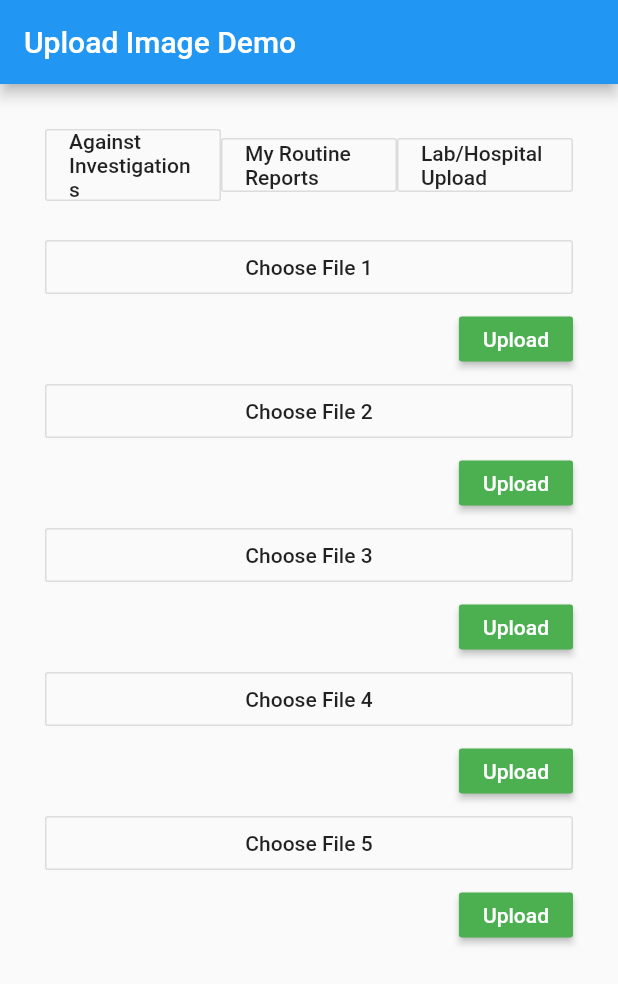
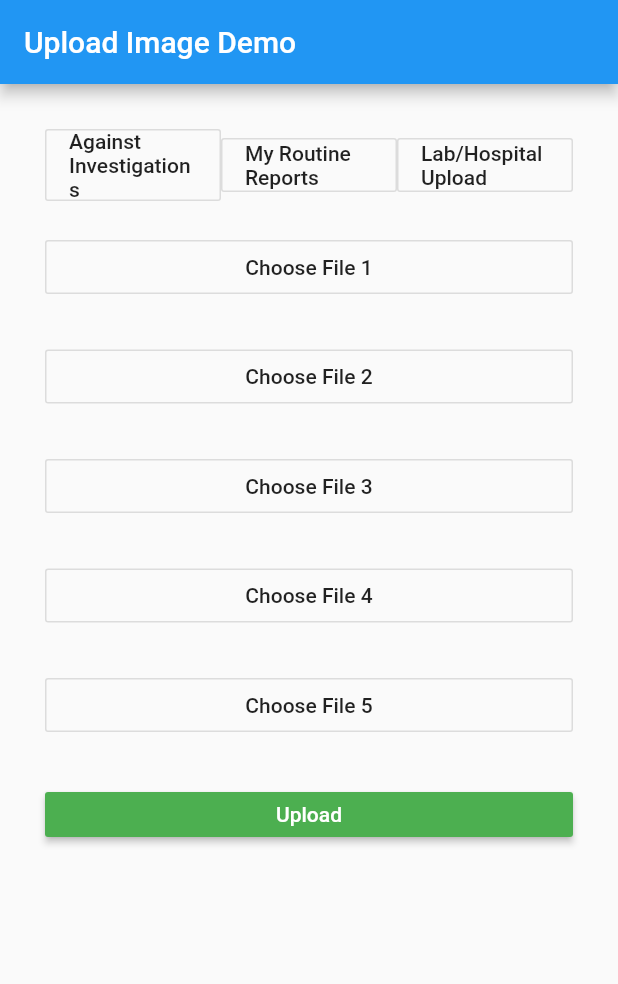
Before and after one commit to kurzekar-rohit/Upload_Image_ToServer_Flutter, a Flutter app: the screen it shows after launch, on a phone screen of 412 x 824 dp. Shown: the top 984 px of the screen. Run offline on Flutter 3.47's test engine with Material 2 defaults, Android fonts, the phone set to English and light mode, and no system bars; our stand-ins replace file_picker, image_picker.

Commit message:
Keep only one Upload button and added async await

```diff
--- a/lib/main.dart
+++ b/lib/main.dart
@@ -55,7 +55,10 @@ class UploadImageDemoState extends State<UploadImageDemo> {
       file_size5;
   File files1, files2, files3, files4, files5;
   chooseImage_1() async {
-    FilePickerResult result = await FilePicker.platform.pickFiles();
+    FilePickerResult result = await FilePicker.platform.pickFiles(
+        // type: FileType.custom,
+        // allowedExtensions: ['jpg', 'pdf', 'doc', 'mpeg'],
+        );
     if (result != null) {
       files1 = File(result.files.single.path);
       print('This is main Files 1 : $files');
@@ -76,6 +79,8 @@ class UploadImageDemoState extends State<UploadImageDemo> {
 
         // uploadImage1(files1.path);
       }
+    } else {
+      print('This is error 1: $errMessage');
     }
 
     setStatus1('');
@@ -103,6 +108,8 @@ class UploadImageDemoState extends State<UploadImageDemo> {
 
         // uploadImage2(files2.path);
       }
+    } else {
+      print('This is error 2: $errMessage');
     }
 
     setStatus2('');
@@ -131,6 +138,8 @@ class UploadImageDemoState extends State<UploadImageDemo> {
 
         // uploadImage3(files4.path);
       }
+    } else {
+      print('This is error 3: $errMessage');
     }
 
     setStatus3('');
@@ -159,6 +168,8 @@ class UploadImageDemoState extends State<UploadImageDemo> {
 
         // uploadImage4(files4.path);
       }
+    } else {
+      print('This is error 4: $errMessage');
     }
 
     setStatus4('');
@@ -187,6 +198,8 @@ class UploadImageDemoState extends State<UploadImageDemo> {
 
         // uploadImage5(files5.path);
       }
+    } else {
+      print('This is error 5: $errMessage');
     }
 
     setStatus5('');
@@ -247,15 +260,52 @@ class UploadImageDemoState extends State<UploadImageDemo> {
   // upload(fileName);
   // uploadFile();
   // }
-  startUpload_1() {
+  startUpload_1() async {
+    // setState(() {
+    //   _progressBarActive1 = true;
+    // });
+    if (files1 != null) {
       setState(() {
         _progressBarActive1 = true;
       });
-
       fileName1 = files1.path.split('/').last;
       print('This is fileName 1: ${files1.path}');
+      await uploadImage1(files1.path);
+    }
 
-    uploadImage1(files1.path);
+    if (files2 != null) {
+      setState(() {
+        _progressBarActive2 = true;
+      });
+      fileName2 = files2.path.split('/').last;
+      print('This is fileName 2: ${files2.path}');
+      await uploadImage2(files2.path);
+    }
+
+    if (files3 != null) {
+      setState(() {
+        _progressBarActive3 = true;
+      });
+      fileName3 = files3.path.split('/').last;
+      print('This is fileName 3: ${files3.path}');
+      await uploadImage3(files3.path);
+    }
+    if (files4 != null) {
+      setState(() {
+        _progressBarActive4 = true;
+      });
+      fileName4 = files4.path.split('/').last;
+      print('This is fileName 4: ${files4.path}');
+      await uploadImage4(files4.path);
+    }
+    if (files5 != null) {
+      setState(() {
+        _progressBarActive5 = true;
+      });
+      fileName5 = files5.path.split('/').last;
+      print('This is fileName 5: ${files5.path}');
+      await uploadImage5(files5.path);
+    }
   }
 
   startUpload_2() {
@@ -265,7 +315,6 @@ class UploadImageDemoState extends State<UploadImageDemo> {
 
     fileName2 = files2.path.split('/').last;
     print('This is fileName 2: ${files2.path}');
-
     uploadImage2(files2.path);
   }
 
@@ -525,19 +574,19 @@ class UploadImageDemoState extends State<UploadImageDemo> {
                                 strokeWidth: 2,
                               )
                             : Container(),
-                        SizedBox(
-                          width: 4.0,
-                        ),
-                        ButtonTheme(
-                          minWidth: 10.0,
-                          height: 30.0,
-                          child: RaisedButton(
-                            onPressed: startUpload_1,
-                            textColor: Colors.white,
-                            color: Colors.green,
-                            child: Text('Upload'),
-                          ),
-                        ),
+                        // SizedBox(
+                        //   width: 4.0,
+                        // ),
+                        // ButtonTheme(
+                        //   minWidth: 10.0,
+                        //   height: 30.0,
+                        //   child: RaisedButton(
+                        //     onPressed: startUpload_1,
+                        //     textColor: Colors.white,
+                        //     color: Colors.green,
+                        //     child: Text('Upload'),
+                        //   ),
+                        // ),
                       ],
                     )
                   ],
@@ -587,19 +636,19 @@ class UploadImageDemoState extends State<UploadImageDemo> {
                                 strokeWidth: 2,
                               )
                             : Container(),
-                        SizedBox(
-                          width: 4.0,
-                        ),
-                        ButtonTheme(
-                          minWidth: 10.0,
-                          height: 30.0,
-                          child: RaisedButton(
-                            onPressed: startUpload_2,
-                            textColor: Colors.white,
-                            color: Colors.green,
-                            child: Text('Upload'),
-                          ),
-                        ),
+                        // SizedBox(
+                        //   width: 4.0,
+                        // ),
+                        // ButtonTheme(
+                        //   minWidth: 10.0,
+                        //   height: 30.0,
+                        //   child: RaisedButton(
+                        //     onPressed: startUpload_2,
+                        //     textColor: Colors.white,
+                        //     color: Colors.green,
+                        //     child: Text('Upload'),
+                        //   ),
+                        // ),
                       ],
                     )
                   ],
@@ -649,19 +698,19 @@ class UploadImageDemoState extends State<UploadImageDemo> {
                                 strokeWidth: 2,
                               )
                             : Container(),
-                        SizedBox(
-                          width: 4.0,
-                        ),
-                        ButtonTheme(
-                          minWidth: 10.0,
-                          height: 30.0,
-                          child: RaisedButton(
-                            onPressed: startUpload_3,
-                            textColor: Colors.white,
-                            color: Colors.green,
-                            child: Text('Upload'),
-                          ),
-                        ),
+                        // SizedBox(
+                        //   width: 4.0,
+                        // ),
+                        // ButtonTheme(
+                        //   minWidth: 10.0,
+                        //   height: 30.0,
+                        //   child: RaisedButton(
+                        //     onPressed: startUpload_3,
+                        //     textColor: Colors.white,
+                        //     color: Colors.green,
+                        //     child: Text('Upload'),
+                        //   ),
+                        // ),
                       ],
                     )
                   ],
@@ -711,19 +760,19 @@ class UploadImageDemoState extends State<UploadImageDemo> {
                                 strokeWidth: 2,
                               )
                             : Container(),
-                        SizedBox(
-                          width: 4.0,
-                        ),
-                        ButtonTheme(
-                          minWidth: 10.0,
-                          height: 30.0,
-                          child: RaisedButton(
-                            onPressed: startUpload_4,
-                            textColor: Colors.white,
-                            color: Colors.green,
-                            child: Text('Upload'),
-                          ),
-                        ),
+                        // SizedBox(
+                        //   width: 4.0,
+                        // ),
+                        // ButtonTheme(
+                        //   minWidth: 10.0,
+                        //   height: 30.0,
+                        //   child: RaisedButton(
+                        //     onPressed: startUpload_4,
+                        //     textColor: Colors.white,
+                        //     color: Colors.green,
+                        //     child: Text('Upload'),
+                        //   ),
+                        // ),
                       ],
                     )
                   ],
@@ -773,6 +822,21 @@ class UploadImageDemoState extends State<UploadImageDemo> {
                                 strokeWidth: 2,
                               )
                             : Container(),
+                        // SizedBox(
+                        //   width: 4.0,
+                        // ),
+                        // ButtonTheme(
+                        //   minWidth: 10.0,
+                        //   height: 30.0,
+                        //   child: RaisedButton(
+                        //     onPressed: startUpload_5,
+                        //     textColor: Colors.white,
+                        //     color: Colors.green,
+                        //     child: Text('Upload'),
+                        //   ),
+                        // ),
+                      ],
+                    ),
                     SizedBox(
                       width: 4.0,
                     ),
@@ -780,14 +844,12 @@ class UploadImageDemoState extends State<UploadImageDemo> {
                       minWidth: 10.0,
                       height: 30.0,
                       child: RaisedButton(
-                            onPressed: startUpload_5,
+                        onPressed: startUpload_1,
                         textColor: Colors.white,
                         color: Colors.green,
                         child: Text('Upload'),
                       ),
                     ),
-                      ],
-                    )
                   ],
                 ),
               ),
```
Also changed, not shown: 1 other file. Lines whose indentation alone changed are shown as unchanged.
